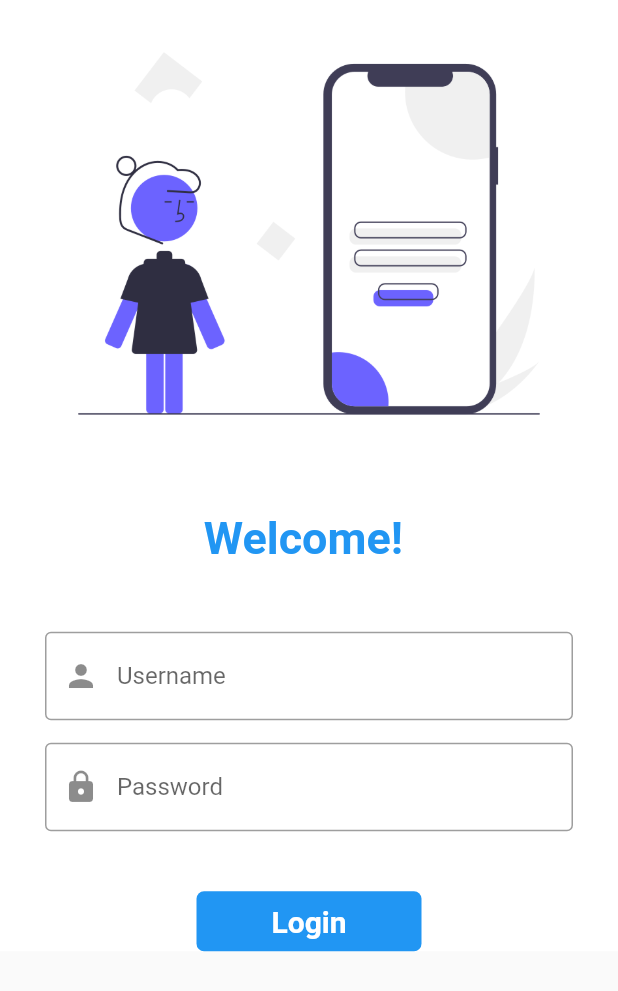
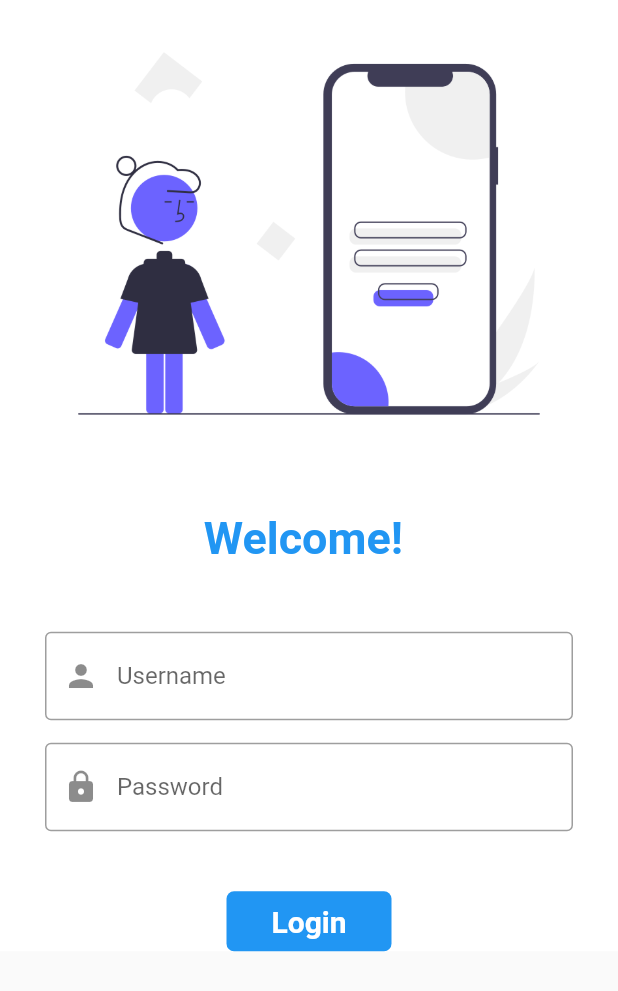
Before and after one commit to Mularbo/Learning_Flutter, a Flutter app: the LoginPage widget shown alone on an empty page, opened directly, on a phone screen of 412 x 824 dp. Shown: the top 991 px of the screen. Run offline on Flutter 3.47's test engine with Material 2 defaults, Android fonts, the phone set to English and light mode, and no system bars; our stand-ins replace google_fonts; network calls fail.

Commit message:
Day 8 completed

```diff
--- a/lib/pages/home_page.dart
+++ b/lib/pages/home_page.dart
@@ -1,4 +1,5 @@
 import 'package:flutter/material.dart';
+import 'package:fluttp/widgets/drawer.dart';
 
 class HomePage extends StatelessWidget {
   HomePage({super.key});
@@ -13,7 +14,7 @@ class HomePage extends StatelessWidget {
       body: Center(
         child: Text("learning flutter in $days by $name"),
       ),
-      drawer: Drawer(),
+      drawer: const Mydrawer(),
     );
   }
 }
--- a/lib/pages/login_page.dart
+++ b/lib/pages/login_page.dart
@@ -103,7 +103,7 @@ class _LoginPageState extends State<LoginPage> {
                 height: 20,
               ),
               Material(
-                color: Colors.blue,
+                color: changebutton ? Colors.blueGrey : Colors.blue,
                 borderRadius: BorderRadius.circular(changebutton ? 50 : 5),
                 child: InkWell(
                   //splashColor: Colors.grey,
@@ -111,11 +111,14 @@ class _LoginPageState extends State<LoginPage> {
 
                   child: AnimatedContainer(
                     duration: Duration(seconds: 1),
-                    width: changebutton ? 50 : 150,
+                    width: changebutton ? 35 : 110,
                     height: 40,
                     alignment: Alignment.center,
                     child: changebutton
-                        ? const Icon(Icons.done)
+                        ? const Icon(
+                            Icons.done,
+                            color: Colors.white,
+                          )
                         : const Text(
                             "Login",
                             style: TextStyle(
--- /dev/null
+++ b/lib/widgets/theme.dart
@@ -0,0 +1,22 @@
+import 'package:flutter/material.dart';
+
+class Mytheme {
+  static ThemeData lightTheme(BuildContext context) => ThemeData(
+        primarySwatch: Colors.blue,
+        appBarTheme: AppBarTheme(
+          color: Colors.white,
+          elevation: 0,
+          iconTheme: IconThemeData(
+            color: Colors.black,
+          ),
+          titleTextStyle: TextStyle(
+            color: Colors.black,
+            fontSize: 20,
+          ),
+        ),
+      );
+
+  static ThemeData get darkTheme => ThemeData(
+        brightness: Brightness.dark,
+      );
+}
```
Also changed, not shown: lib/main.dart (+4 -5 lines), lib/models/catalog.dart (added, +24 -0 lines).
